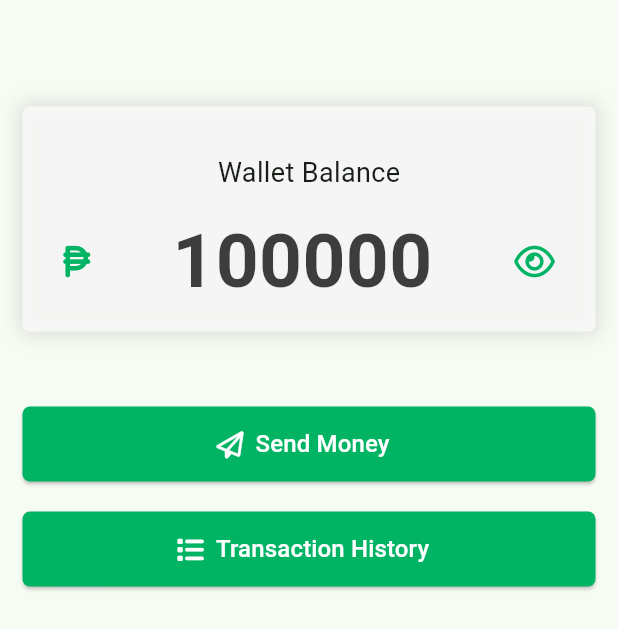
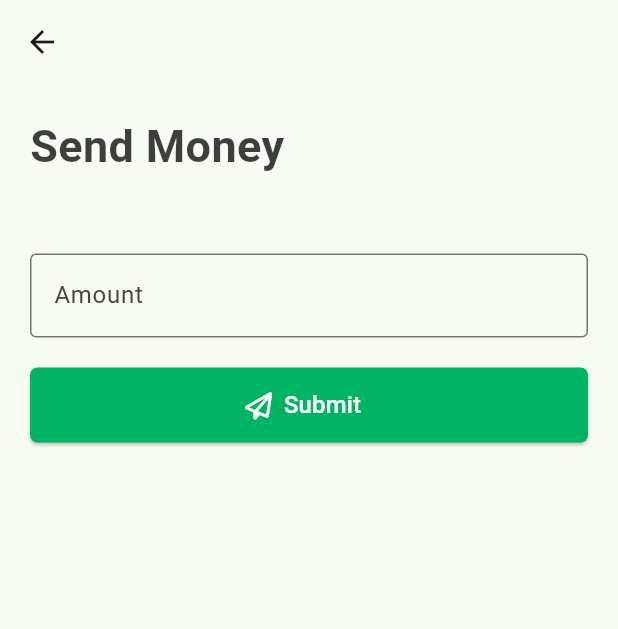
Before and after one commit to myteddy15/send_money_app, a Flutter app: the screen it shows after launch, after a tap on "Log in", after a tap on "Send Money", on a phone screen of 412 x 824 dp. Shown: the top 629 px of the screen. Run offline on Flutter 3.47's test engine with Material 3 defaults, Android fonts, the phone set to English and light mode, and no system bars; our stand-ins replace font_awesome_flutter.

Commit message:
Create send money screen

```diff
--- a/lib/main.dart
+++ b/lib/main.dart
@@ -1,7 +1,8 @@
 import 'package:flutter/material.dart';
 import 'package:send_money_app/utils/nav_routes.dart';
 import 'package:send_money_app/views/screens/dashboard.dart';
-import 'package:send_money_app/views/screens/login_screen.dart';
+import 'package:send_money_app/views/screens/login.dart';
+import 'package:send_money_app/views/screens/send_money.dart';
 
 void main() {
   runApp(const MyApp());
@@ -36,7 +37,8 @@ class MyApp extends StatelessWidget {
       initialRoute: NavRoutes.login,
       routes: {
         NavRoutes.login: (context) => const LoginScreen(),
-        NavRoutes.dashboard :(context) => const DashboardScreen()
+        NavRoutes.dashboard :(context) => const DashboardScreen(),
+        NavRoutes.sendMoney :(context) => const SendMoneyScreen()
       },
     );
   }
--- a/lib/utils/nav_routes.dart
+++ b/lib/utils/nav_routes.dart
@@ -1,6 +1,6 @@
 class NavRoutes {
   static const String login = "/login";
   static const String dashboard = "/dashboard";
-  static const String transferMoney = "/transferMoney";
-  static const String transactionHistory = "/transactionHistory";
+  static const String sendMoney = "/sendMoney";
+  static const String viewTransactions = "/viewTransactions";
 }
--- a/lib/views/screens/dashboard.dart
+++ b/lib/views/screens/dashboard.dart
@@ -10,7 +10,7 @@ class DashboardScreen extends StatelessWidget {
     return Scaffold(
       appBar: AppBar(),
       body: Padding(
-        padding: const EdgeInsets.all(15),
+        padding: const EdgeInsets.all(20),
         child: Column(
           children: [
             Container(
@@ -63,7 +63,7 @@ class DashboardScreen extends StatelessWidget {
               child: ElevatedButton.icon(
                 icon: const FaIcon(FontAwesomeIcons.paperPlane),
                 onPressed: () {
-                  Navigator.pushReplacementNamed(context, NavRoutes.dashboard);
+                  Navigator.pushNamed(context, NavRoutes.sendMoney);
                 },
                 label: Text(
                   "Send Money",
@@ -83,7 +83,7 @@ class DashboardScreen extends StatelessWidget {
                   Navigator.pushReplacementNamed(context, NavRoutes.dashboard);
                 },
                 label: Text(
-                  "Transaction History",
+                  "View Transactions",
                   style: const TextStyle().copyWith(
                     fontSize: 16
                   ),
--- a/lib/views/screens/login_screen.dart
+++ b/lib/views/screens/login.dart
@@ -33,7 +33,7 @@ class _LoginScreenState extends State<LoginScreen> {
             TextField(
               controller: usernameController,
               decoration: InputDecoration(
-                labelText: "Email",
+                labelText: "Username",
                 border: const OutlineInputBorder().copyWith(
                   borderSide: const BorderSide(width: 1.0)
                 )
--- /dev/null
+++ b/lib/views/screens/send_money.dart
@@ -0,0 +1,60 @@
+import 'package:flutter/material.dart';
+import 'package:font_awesome_flutter/font_awesome_flutter.dart';
+import 'package:send_money_app/utils/nav_routes.dart';
+
+class SendMoneyScreen extends StatelessWidget {
+  const SendMoneyScreen({super.key});
+
+  @override
+  Widget build(BuildContext context) {
+    final sendMoneyController = TextEditingController();
+
+    return Scaffold(
+      appBar: AppBar(),
+      body: Padding(
+        padding: const EdgeInsets.all(20),
+        child: Column(
+          crossAxisAlignment: CrossAxisAlignment.start,
+          children: [
+            Text(
+              "Send Money",
+              textAlign: TextAlign.start,
+              style: const TextStyle().copyWith(
+                fontSize: 30,
+                fontWeight: FontWeight.bold,
+                color: Colors.black.withOpacity(0.75)
+              ),
+            ),
+            const SizedBox(height: 50),
+            TextField(
+              controller: sendMoneyController,
+              decoration: InputDecoration(
+                labelText: "Amount",
+                border: const OutlineInputBorder().copyWith(
+                  borderSide: const BorderSide(width: 1.0)
+                )
+              ),
+            ),
+            const SizedBox(height: 20),
+            SizedBox(
+              width: double.maxFinite,
+              height: 50,
+              child: ElevatedButton.icon(
+                icon: const FaIcon(FontAwesomeIcons.paperPlane),
+                onPressed: () {
+                  Navigator.pushNamed(context, NavRoutes.sendMoney);
+                },
+                label: Text(
+                  "Submit",
+                  style: const TextStyle().copyWith(
+                    fontSize: 16
+                  ),
+                ),
+              ),
+            ),
+          ],
+        ),
+      ),
+    );
+  }
+}
```
